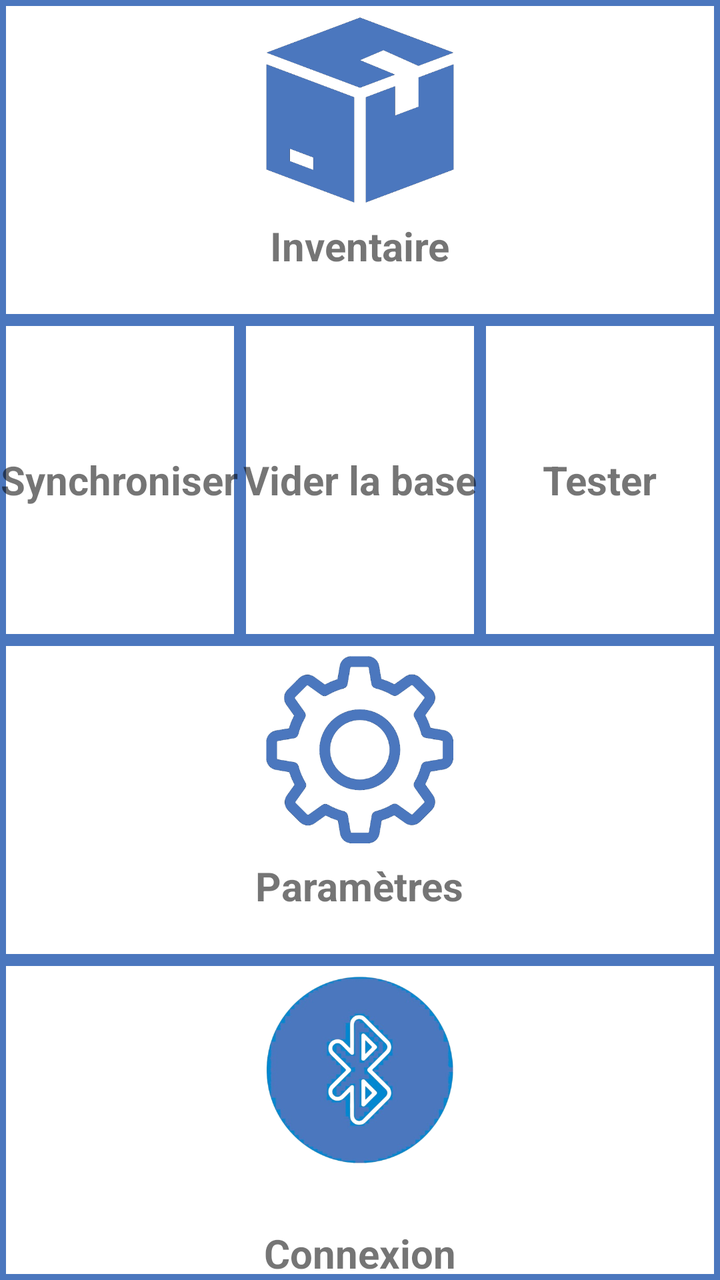
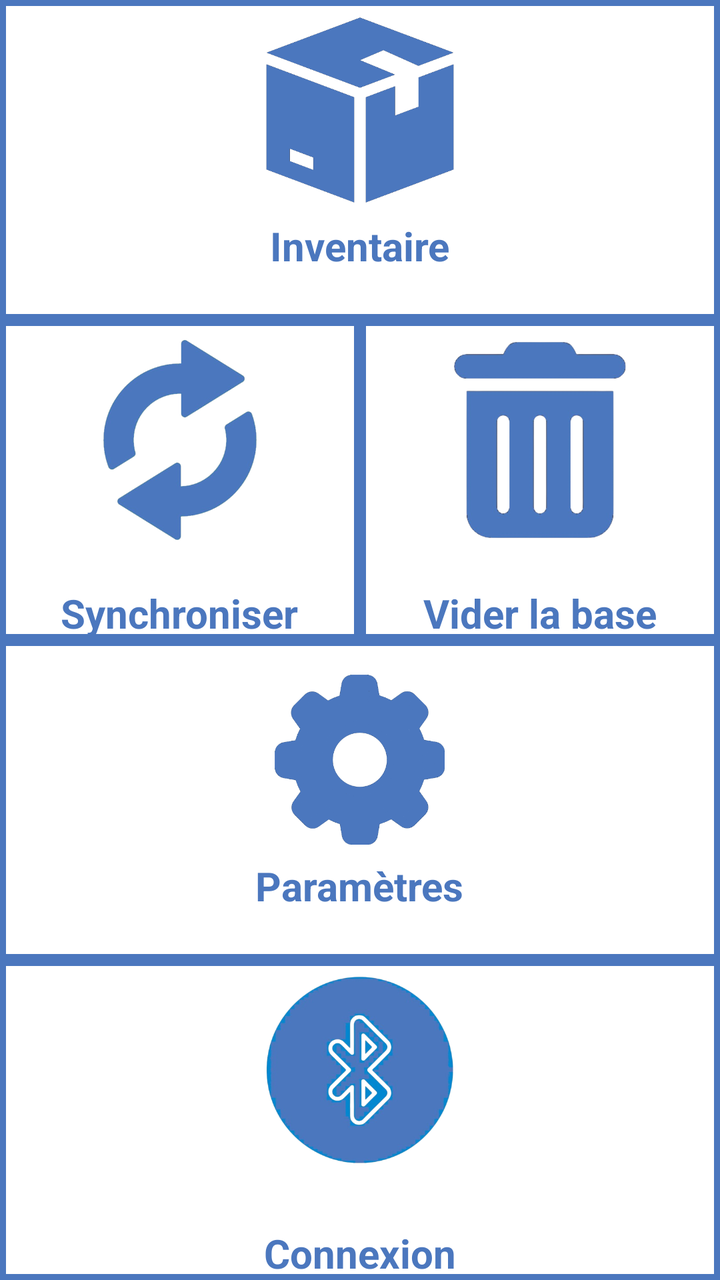

An Android layout rendered at two revisions. The XML below is the earlier revision; the diff shows what the commit changed to produce the second picture.
<!-- AndroidManifest.xml: application theme AppNewTheme -->
<!-- res/layout/home_layout_new.xml -->
<?xml version="1.0" encoding="utf-8"?>
<LinearLayout xmlns:android="http://schemas.android.com/apk/res/android"
    xmlns:tools="http://schemas.android.com/tools"
    android:layout_width="match_parent"
    android:layout_height="match_parent"
    android:orientation="vertical">

    <LinearLayout
        android:id="@+id/mainRow1"
        android:layout_width="match_parent"
        android:layout_height="0dp"
        android:layout_weight="1">

        <FrameLayout
            android:layout_width="0dp"
            android:layout_weight="1"
            android:layout_height="match_parent"
            android:background="@drawable/border">

            <ImageView
                android:layout_width="match_parent"
                android:layout_height="match_parent"
                android:onClick="inventaireClicked"
                android:paddingBottom="50dp"
                android:src="@drawable/inventory"
                tools:ignore="SpeakableTextPresentCheck" />

            <TextView
                android:layout_width="wrap_content"
                android:layout_height="wrap_content"
                android:layout_gravity="center|bottom"
                android:textStyle="bold"
                android:textSize="20sp"
                android:text="@string/home_inventory710" />
        </FrameLayout>
    </LinearLayout>

    <LinearLayout
        android:id="@+id/mainRow2"
        android:layout_width="match_parent"
        android:layout_height="0dp"
        android:layout_weight="1">

        <FrameLayout
            android:layout_width="0dp"
            android:layout_weight="1"
            android:layout_height="match_parent"
            android:background="@drawable/border">
            <TextView
                android:layout_width="wrap_content"
                android:layout_height="wrap_content"
                android:layout_gravity="center"
                android:textStyle="bold"
                android:textSize="20sp"
                android:text="Synchroniser" />
        </FrameLayout>

        <FrameLayout
            android:layout_width="0dp"
            android:layout_weight="1"
            android:layout_height="match_parent"
            android:background="@drawable/border">
            <TextView
                android:layout_width="wrap_content"
                android:layout_height="wrap_content"
                android:layout_gravity="center"
                android:textStyle="bold"
                android:textSize="20sp"
                android:text="Vider la base" />
        </FrameLayout>
        <FrameLayout
            android:layout_width="0dp"
            android:layout_weight="1"
            android:layout_height="match_parent"
            android:background="@drawable/border">
            <TextView
                android:layout_width="wrap_content"
                android:layout_height="wrap_content"
                android:layout_gravity="center"
                android:textStyle="bold"
                android:textSize="20sp"
                android:text="Tester" />
        </FrameLayout>
    </LinearLayout>

    <LinearLayout
        android:layout_width="match_parent"
        android:layout_height="0dp"
        android:layout_weight="1">

        <FrameLayout
            android:layout_width="0dp"
            android:layout_weight="1"
            android:layout_height="match_parent"
            android:background="@drawable/border">

            <ImageView
                android:layout_width="match_parent"
                android:layout_height="match_parent"
                android:onClick="settClicked"
                android:paddingBottom="50dp"
                android:src="@drawable/settings"
                tools:ignore="SpeakableTextPresentCheck" />

            <TextView
                android:layout_width="wrap_content"
                android:layout_height="wrap_content"
                android:layout_gravity="center|bottom"
                android:textStyle="bold"
                android:textSize="20sp"
                android:text="@string/home_settings710" />
        </FrameLayout>
    </LinearLayout>

    <LinearLayout
        android:id="@+id/mainRow3"
        android:visibility="gone"
        android:layout_width="match_parent"
        android:layout_height="0dp"
        android:layout_weight="1">

        <TextView
            style="@style/DashboardButton"
            android:layout_width="match_parent"
            android:layout_height="wrap_content"
            android:layout_gravity="center"
            android:textStyle="bold"
            android:textAlignment="center"
            android:textColor="@color/white"
            android:text="Foreground Service in Action" />
    </LinearLayout>

    <LinearLayout
        android:layout_width="match_parent"
        android:layout_height="0dp"
        android:layout_weight="1">

        <FrameLayout
            android:layout_width="0dp"
            android:layout_weight="1"
            android:layout_height="match_parent"
            android:background="@drawable/border">

            <ImageView
                android:layout_width="match_parent"
                android:layout_height="match_parent"
                android:onClick="connectClicked"
                android:paddingBottom="50dp"
                android:src="@drawable/connect"
                tools:ignore="SpeakableTextPresentCheck" />

            <TextView
                android:layout_width="wrap_content"
                android:layout_height="wrap_content"
                android:layout_gravity="center|bottom"
                android:textStyle="bold"
                android:textSize="20sp"
                android:text="@string/home_connect" />
        </FrameLayout>
    </LinearLayout>

</LinearLayout>
<!-- resources referenced by this layout -->
<resources>
  <color name="white">#FFFFFFFF</color>
  <!-- drawable border (drawable) -->
  <?xml version="1.0" encoding="utf-8"?>
  <shape xmlns:android="http://schemas.android.com/apk/res/android">
      <stroke
          android:width="3dp"
          android:color="#4b77be" />
  </shape>
  <!-- drawable connect: png bitmap (drawable, 130787 bytes) -->
  <!-- drawable inventory: png bitmap (drawable, 8288 bytes) -->
  <!-- drawable settings: png bitmap (drawable, 37140 bytes) -->
  <string name="home_connect">Connexion</string>
  <string name="home_inventory710">Inventaire\n</string>
  <string name="home_settings710">Paramètres\n</string>
  <style name="DashboardButton">
          <item name="android:layout_gravity">center_vertical</item>
          <item name="android:layout_width">wrap_content</item>
          <item name="android:layout_height">wrap_content</item>
          <item name="android:gravity">center_horizontal</item>
          <item name="android:drawablePadding">6dp</item>
          <item name="android:textAppearance">?android:attr/textAppearanceMedium</item>
          <item name="android:textStyle">bold</item>
          <item name="android:textSize">16sp</item>
          <item name="android:textColor">#FFFFFF</item>
          <item name="android:background">@drawable/btn_back</item>
          <item name="android:elevation">4dp</item>
      </style>
  <style name="AppNewTheme" parent="Theme.MaterialComponents.Light.NoActionBar">
          <item name="colorPrimary">@color/colorPrimary</item>
          <item name="colorPrimaryDark">@color/colorPrimaryDark</item>
          <item name="colorAccent">@color/colorPrimary</item>
          <item name="android:textAllCaps">false</item>
          <item name="windowActionBar">false</item>
          <item name="windowNoTitle">true</item>
          <item name="actionButtonStyle">@style/ActionButtonStyle</item>
          <item name="actionBarTabTextStyle">@style/ActionTabTextStyle</item>
      </style>
  <!-- drawable btn_back: png bitmap (drawable, 7316 bytes) -->
  <color name="colorPrimary">#00529c</color>
  <color name="colorPrimaryDark">#3F51B5</color>
  <style name="ActionButtonStyle">
          <item name="android:minWidth">0dp</item>
          <item name="android:paddingLeft">0dp</item>
          <item name="android:paddingRight">5dp</item>
      </style>
  <style name="ActionTabTextStyle">
          <item name="android:textAllCaps">false</item>
      </style>
</resources>

<!-- the commit's change to res/layout/home_layout_new.xml (unified diff, before → after) -->
@@ -31,6 +31,7 @@
                 android:layout_gravity="center|bottom"
                 android:textStyle="bold"
                 android:textSize="20sp"
+                android:textColor="@color/colorBlueDark2"
                 android:text="@string/home_inventory710" />
         </FrameLayout>
     </LinearLayout>
@@ -46,12 +47,21 @@
             android:layout_weight="1"
             android:layout_height="match_parent"
             android:background="@drawable/border">
+            <ImageView
+                android:layout_width="match_parent"
+                android:layout_height="match_parent"
+                android:onClick="inventaireClicked"
+                android:paddingBottom="50dp"
+                android:paddingTop="10dp"
+                android:src="@drawable/sync"
+                tools:ignore="SpeakableTextPresentCheck" />
             <TextView
                 android:layout_width="wrap_content"
                 android:layout_height="wrap_content"
-                android:layout_gravity="center"
+                android:layout_gravity="center|bottom"
                 android:textStyle="bold"
                 android:textSize="20sp"
+                android:textColor="@color/colorBlueDark2"
                 android:text="Synchroniser" />
         </FrameLayout>
 
@@ -60,18 +70,28 @@
             android:layout_weight="1"
             android:layout_height="match_parent"
             android:background="@drawable/border">
+            <ImageView
+                android:layout_width="match_parent"
+                android:layout_height="match_parent"
+                android:onClick="inventaireClicked"
+                android:paddingBottom="50dp"
+                android:paddingTop="10dp"
+                android:src="@drawable/trash"
+                tools:ignore="SpeakableTextPresentCheck" />
             <TextView
                 android:layout_width="wrap_content"
                 android:layout_height="wrap_content"
-                android:layout_gravity="center"
+                android:layout_gravity="center|bottom"
                 android:textStyle="bold"
                 android:textSize="20sp"
+                android:textColor="@color/colorBlueDark2"
                 android:text="Vider la base" />
         </FrameLayout>
         <FrameLayout
             android:layout_width="0dp"
             android:layout_weight="1"
             android:layout_height="match_parent"
+            android:visibility="gone"
             android:background="@drawable/border">
             <TextView
                 android:layout_width="wrap_content"
@@ -99,6 +119,7 @@
                 android:layout_height="match_parent"
                 android:onClick="settClicked"
                 android:paddingBottom="50dp"
+                android:paddingTop="10dp"
                 android:src="@drawable/settings"
                 tools:ignore="SpeakableTextPresentCheck" />
 
@@ -106,9 +127,10 @@
                 android:layout_width="wrap_content"
                 android:layout_height="wrap_content"
                 android:layout_gravity="center|bottom"
-                android:textStyle="bold"
+                android:text="@string/home_settings710"
+                android:textColor="@color/colorBlueDark2"
                 android:textSize="20sp"
-                android:text="@string/home_settings710" />
+                android:textStyle="bold" />
         </FrameLayout>
     </LinearLayout>
 
@@ -155,6 +177,7 @@
                 android:layout_gravity="center|bottom"
                 android:textStyle="bold"
                 android:textSize="20sp"
+                android:textColor="@color/colorBlueDark2"
                 android:text="@string/home_connect" />
         </FrameLayout>
     </LinearLayout>
<!-- resource entries referenced after the edit -->
@@ -1,5 +1,6 @@
 <!-- resources referenced by this layout -->
 <resources>
+  <color name="colorBlueDark2">#4b77be</color>
   <color name="white">#FFFFFFFF</color>
   <!-- drawable border (drawable) -->
   <?xml version="1.0" encoding="utf-8"?>
@@ -10,7 +11,9 @@
   </shape>
   <!-- drawable connect: png bitmap (drawable, 130787 bytes) -->
   <!-- drawable inventory: png bitmap (drawable, 8288 bytes) -->
-  <!-- drawable settings: png bitmap (drawable, 37140 bytes) -->
+  <!-- drawable settings: png bitmap (drawable, 23851 bytes) -->
+  <!-- drawable sync: png bitmap (drawable, 76069 bytes) -->
+  <!-- drawable trash: png bitmap (drawable, 54574 bytes) -->
   <string name="home_connect">Connexion</string>
   <string name="home_inventory710">Inventaire\n</string>
   <string name="home_settings710">Paramètres\n</string>
